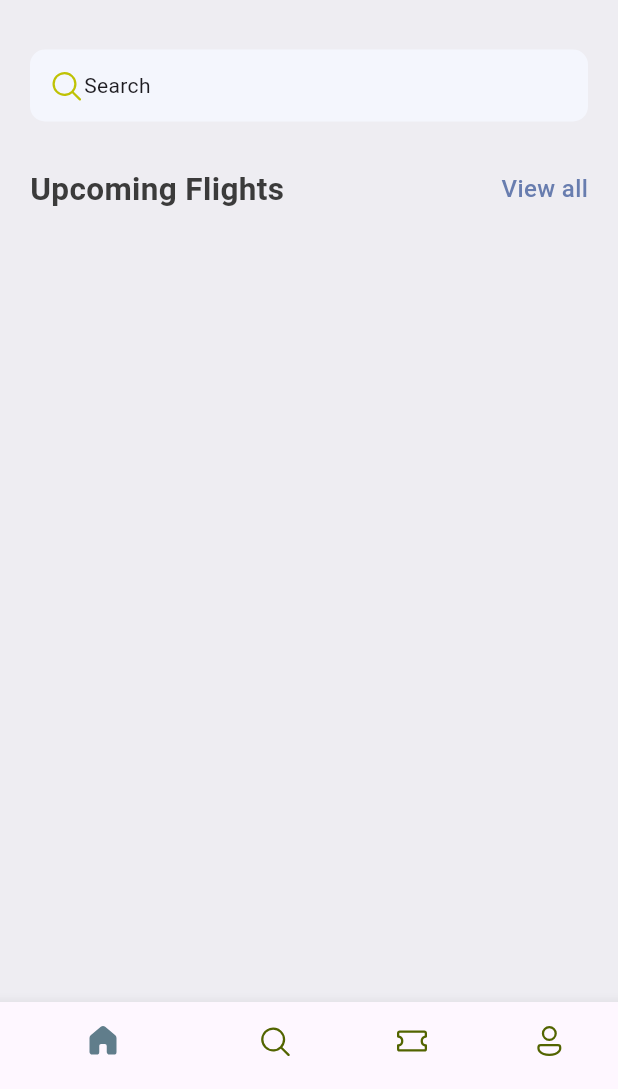
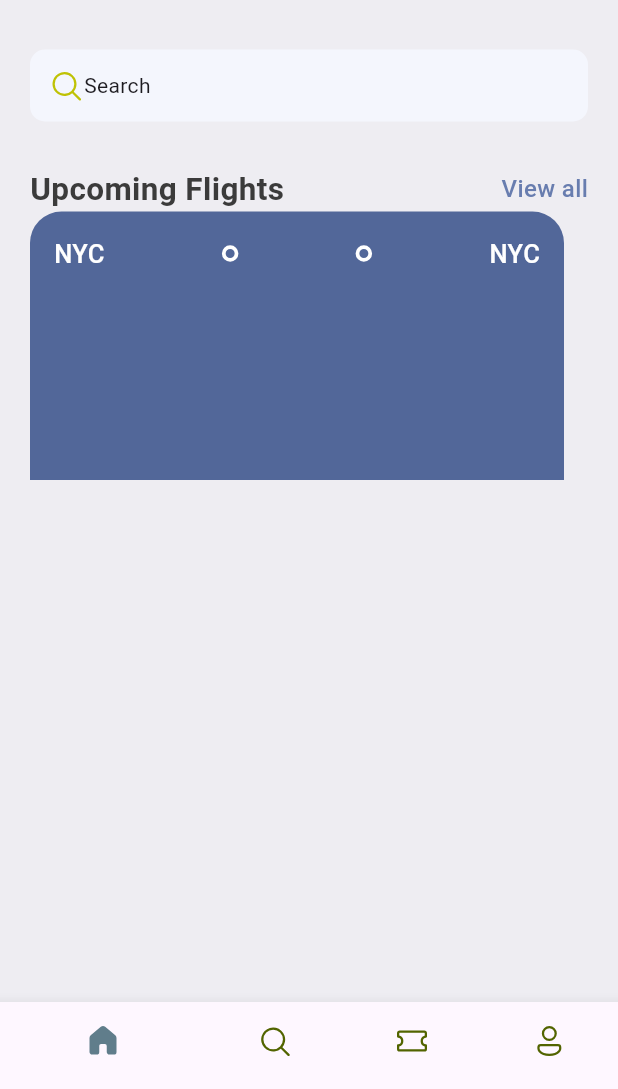
Before and after one commit to Leinadj72/first_app, a Flutter app: the screen it shows after launch, on a phone screen of 412 x 824 dp, the part 147-1236 px from its top. Run offline on Flutter 3.47's test engine with Material 3 defaults, Android fonts, the phone set to English and light mode, and no system bars; our stand-ins replace fluentui_icons.

Commit message:
first commit

```diff
--- a/lib/base/res/styles/app_styles.dart
+++ b/lib/base/res/styles/app_styles.dart
@@ -6,6 +6,8 @@ class AppStyles {
   static Color primaryColor = primary;
   static Color bgColor = const Color(0xFFEEEDF2);
   static Color textColor = const Color(0xFF3b3b3b);
+  static Color ticketBlue = const Color(0XFF526799);
+  static Color ticketOrange = const Color(0XFF526799);
 
   static TextStyle textStyle =
       TextStyle(fontSize: 16, color: textColor, fontWeight: FontWeight.w500);
--- /dev/null
+++ b/lib/base/widgets/big_dot.dart
@@ -0,0 +1,15 @@
+import 'package:flutter/material.dart';
+
+class BigDot extends StatelessWidget {
+  const BigDot({super.key});
+
+  @override
+  Widget build(BuildContext context) {
+    return Container(
+      padding: EdgeInsets.all(3),
+      decoration: BoxDecoration(
+          border: Border.all(width: 2.5, color: Colors.white),
+          borderRadius: BorderRadius.circular(20)),
+    );
+  }
+}
--- a/lib/base/widgets/ticket_view.dart
+++ b/lib/base/widgets/ticket_view.dart
@@ -1,3 +1,5 @@
+import 'package:first_app/base/res/styles/app_styles.dart';
+import 'package:first_app/base/widgets/big_dot.dart';
 import 'package:flutter/material.dart';
 
 class TicketView extends StatelessWidget {
@@ -5,6 +7,41 @@ class TicketView extends StatelessWidget {
 
   @override
   Widget build(BuildContext context) {
-    return Container();
+    final size = MediaQuery.of(context).size;
+    return SizedBox(
+      width: size.width + 0.85,
+      height: 179,
+      child: Container(
+          margin: const EdgeInsets.only(right: 16),
+          padding: const EdgeInsets.all(16),
+          decoration: BoxDecoration(
+              color: AppStyles.ticketBlue,
+              borderRadius: const BorderRadius.only(
+                  topLeft: Radius.circular(21), topRight: Radius.circular(21))),
+          child: Column(
+            children: [
+              Row(
+                // mainAxisAlignment: MainAxisAlignment.spaceBetween,
+                children: [
+                  Text(
+                    "NYC",
+                    style:
+                        AppStyles.headLineStyle3.copyWith(color: Colors.white),
+                  ),
+                  Expanded(child: Container()),
+                  const BigDot(),
+                  Expanded(child: Container()),
+                  const BigDot(),
+                  Expanded(child: Container()),
+                  Text(
+                    "NYC",
+                    style:
+                        AppStyles.headLineStyle3.copyWith(color: Colors.white),
+                  ),
+                ],
+              )
+            ],
+          )),
+    );
   }
 }
--- a/lib/screens/home_screen.dart
+++ b/lib/screens/home_screen.dart
@@ -1,6 +1,7 @@
 import 'package:first_app/base/res/media.dart';
 import 'package:first_app/base/res/styles/app_styles.dart';
 import 'package:first_app/base/widgets/app_double_text.dart';
+import 'package:first_app/base/widgets/ticket_view.dart';
 import 'package:fluentui_icons/fluentui_icons.dart';
 import 'package:flutter/material.dart';
 
@@ -63,6 +64,7 @@ class HomeScreen extends StatelessWidget {
                   bigText: 'Upcoming Flights',
                   smallText: 'View all',
                 ),
+                const TicketView()
               ],
             ),
           ),
```
